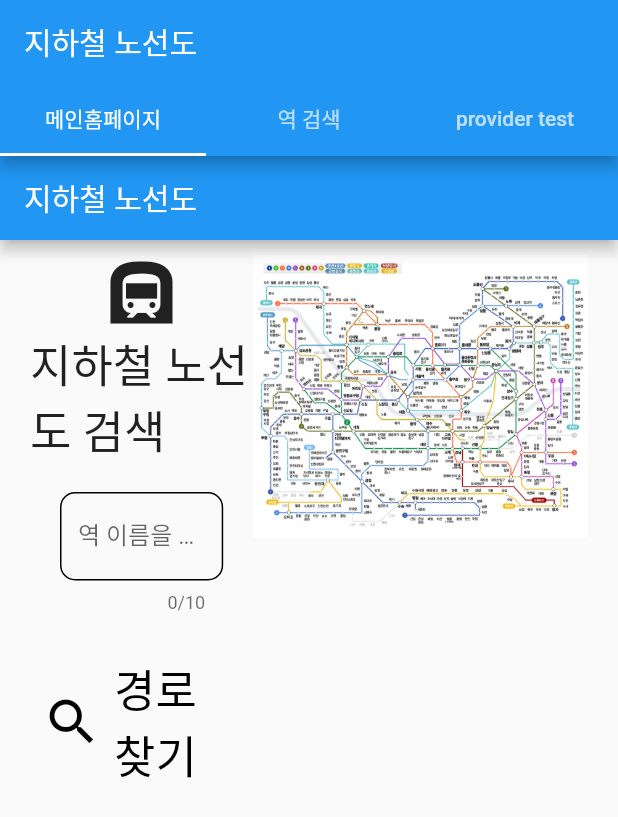
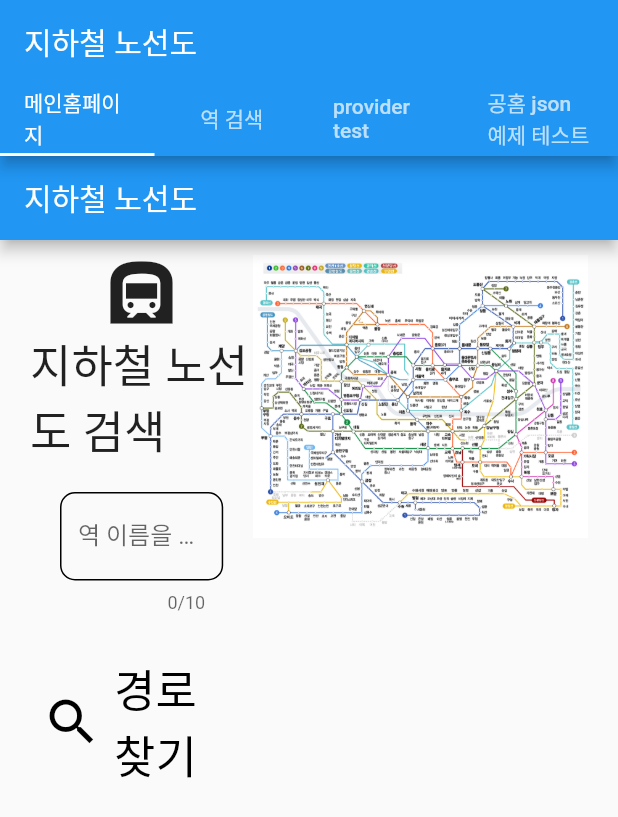
Before and after one commit to SeulGi0117/SUBWAY_project, a Flutter app: the screen it shows after launch, on a phone screen of 412 x 824 dp. Shown: the top 817 px of the screen. Run offline on Flutter 3.47's test engine with Material 2 defaults, Android fonts, the phone set to English and light mode, and no system bars; our stand-ins replace csv; missing offline and left inert: dart:html.

Commit message:
json 예제 테스트

```diff
--- a/lib/main.dart
+++ b/lib/main.dart
@@ -5,6 +5,7 @@ import 'dart:convert';
 
 import 'package:flutter/material.dart';
 import 'package:provider/provider.dart';
+import 'package:subway_pro/Test1.dart';
 import 'package:subway_pro/screens/HomePage.dart';
 import 'package:subway_pro/screens/StationserchPage.dart';
 
@@ -61,7 +62,7 @@ class MyApp extends StatelessWidget {
       title: 'SubwayMap',
       theme: ThemeData(),
       home: DefaultTabController(
-        length: 3,
+        length: 4,
         child: Scaffold(
           appBar: AppBar(
             bottom: const TabBar(
@@ -69,6 +70,7 @@ class MyApp extends StatelessWidget {
                 Tab(icon: Text('메인홈페이지')),
                 Tab(icon: Text('역 검색')),
                 Tab(icon: Text('provider test')),
+                Tab(icon: Text('공홈 json 예제 테스트')),
                 // Tab(icon: Text('testscreecs')),
               ],
             ),
@@ -79,6 +81,7 @@ class MyApp extends StatelessWidget {
               Homepage(),
               StationserchPage(),
               Home(),
+              Test1(),
               // testscreens(),
 
             ],
--- a/lib/subtest/sub.dart
+++ b/lib/subtest/sub.dart
@@ -36,16 +36,16 @@ class Sub {
     }
 
     return Sub(
-      start_st: json["start_st"] as String,
-      end_st: json["end_st"] as String,
-      dept_time: json["dept_time"] as String,
-      arrv_time: json["arrv_time"] as String,
-      time: json["cpTp"] as String,
-      week: json["csNm"] as String,
-      transfer: json["transfet"] as String,
-      fee: json["fee"] as String,
-      station_nm: json["station_nm"] as String,
-      line_num: json["line_num"] as String,
+      start_st: json["start_st"],
+      end_st: json["end_st"],
+      dept_time: json["dept_time"],
+      arrv_time: json["arrv_time"],
+      time: json["cpTp"],
+      week: json["csNm"],
+      transfer: json["transfet"],
+      fee: json["fee"],
+      station_nm: json["station_nm"],
+      line_num: json["line_num"],
     );
   }
 }
```
Also changed, not shown: lib/Test1.dart (added, +108 -0 lines).
